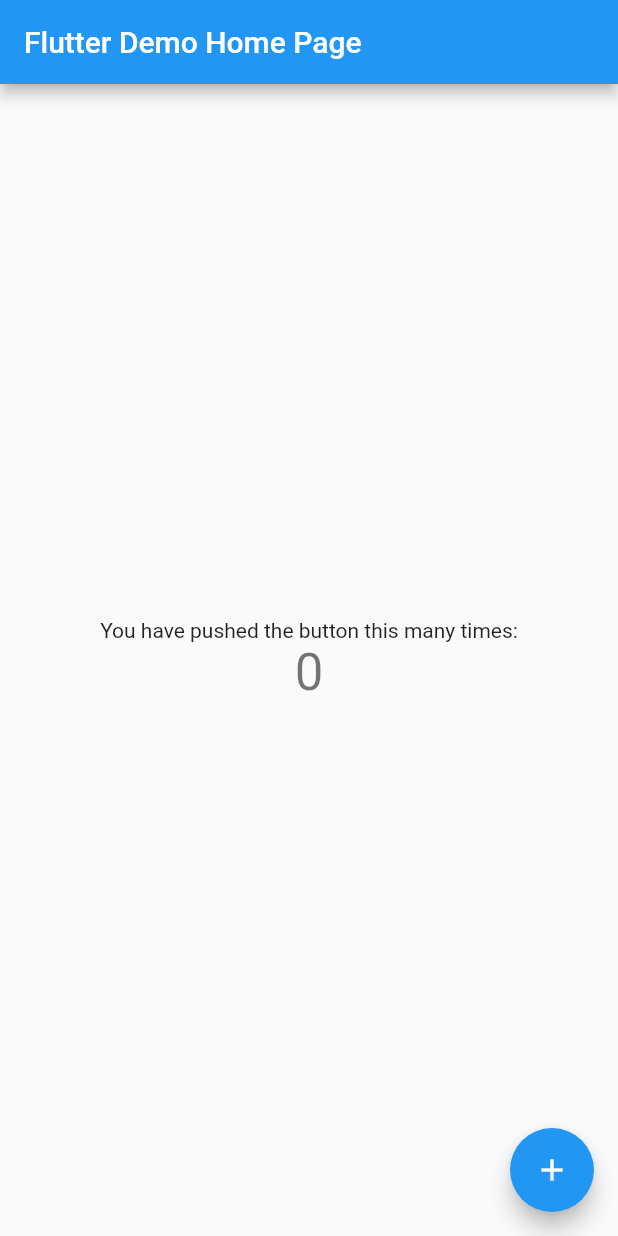
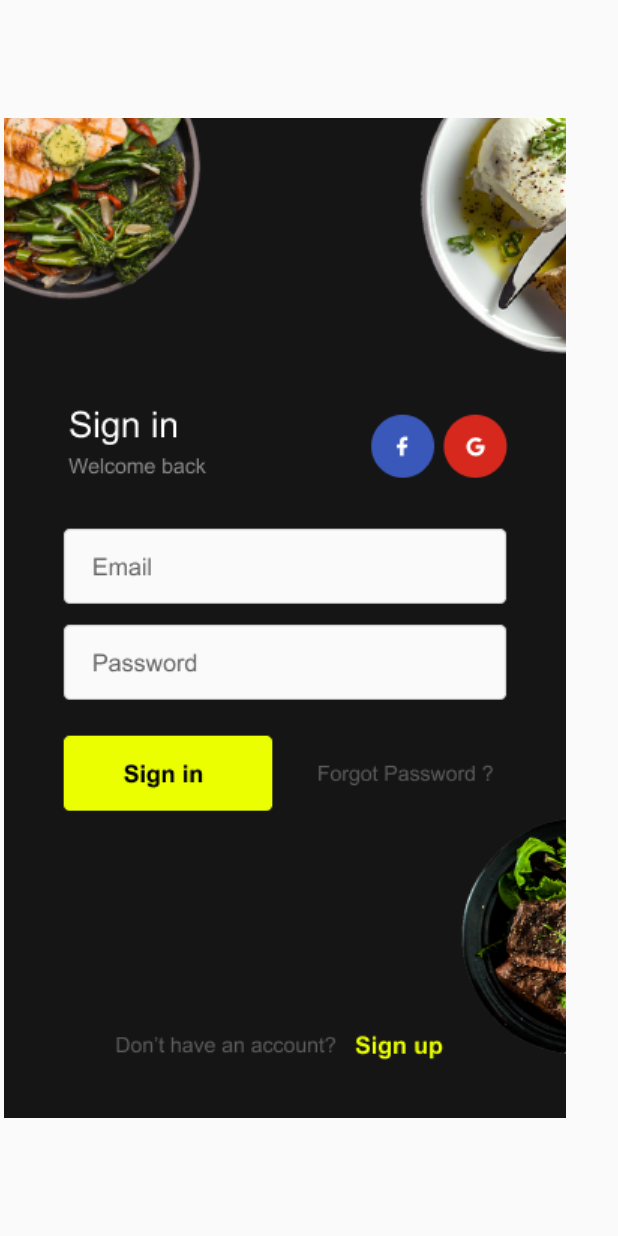
Before and after one commit to gdgsrm/food-ordering-app, a Flutter app: the screen it shows after launch, on a phone screen of 412 x 824 dp. Run offline on Flutter 3.47's test engine with Material 2 defaults, Android fonts, the phone set to English and light mode, and no system bars; our stand-ins replace google_fonts; missing offline and left inert: loading_animations.

Commit message:
ui display

```diff
--- /dev/null
+++ b/lib/login_page.dart
@@ -0,0 +1,32 @@
+import 'package:flutter/material.dart';
+import 'package:loading_animations/loading_animations.dart';
+import 'package:google_fonts/google_fonts.dart';
+
+class LoginPage extends StatefulWidget {
+  @override
+  _LoginPageState createState() => _LoginPageState();
+}
+
+class _LoginPageState extends State<LoginPage> {
+
+  final _formKey = new GlobalKey<FormState>();
+
+
+  @override
+  Widget build(BuildContext context) {
+    AssetImage assetImage = AssetImage("images/Sign_In_page_Dark.png");
+    Image image = Image(image: assetImage, width: 380, height: 1000.0);
+    return Scaffold(
+      body: Stack(children: <Widget>[
+        Container(
+          child: image,
+        ),
+        /*SizedBox(height: 60),*/
+        Container(
+          //child: _signInButton(),
+        ),
+      ]),
+    );
+
+  }
+}
--- a/lib/main.dart
+++ b/lib/main.dart
@@ -1,74 +1,16 @@
 import 'package:flutter/material.dart';
+import 'package:food_ordering_app/login_page.dart';
 
 void main() {
   runApp(MyApp());
 }
 
 class MyApp extends StatelessWidget {
-  // This widget is the root of your application.
   @override
   Widget build(BuildContext context) {
     return MaterialApp(
-      title: 'Flutter Demo',
-      theme: ThemeData(
-
-        primarySwatch: Colors.blue,
-
-        visualDensity: VisualDensity.adaptivePlatformDensity,
-      ),
-      home: MyHomePage(title: 'Flutter Demo Home Page'),
+      home: LoginPage(),
+      debugShowCheckedModeBanner: false,
     );
   }
 }
-
-class MyHomePage extends StatefulWidget {
-  MyHomePage({Key key, this.title}) : super(key: key);
-
-
-  final String title;
-
-  @override
-  _MyHomePageState createState() => _MyHomePageState();
-}
-
-class _MyHomePageState extends State<MyHomePage> {
-  int _counter = 0;
-
-  void _incrementCounter() {
-    setState(() {
-
-      _counter++;
-    });
-  }
-
-  @override
-  Widget build(BuildContext context) {
-
-    return Scaffold(
-      appBar: AppBar(
-
-        title: Text(widget.title),
-      ),
-      body: Center(
-
-        child: Column(
-          mainAxisAlignment: MainAxisAlignment.center,
-          children: <Widget>[
-            Text(
-              'You have pushed the button this many times:',
-            ),
-            Text(
-              '$_counter',
-              style: Theme.of(context).textTheme.headline4,
-            ),
-          ],
-        ),
-      ),
-      floatingActionButton: FloatingActionButton(
-        onPressed: _incrementCounter,
-        tooltip: 'Increment',
-        child: Icon(Icons.add),
-      ),
-    );
-  }
-}
--- a/pubspec.yaml
+++ b/pubspec.yaml
@@ -28,6 +28,8 @@ dependencies:
   # The following adds the Cupertino Icons font to your application.
   # Use with the CupertinoIcons class for iOS style icons.
   cupertino_icons: ^0.1.3
+  google_fonts: ^0.3.5
+  loading_animations: "^2.1.0"
 
 dev_dependencies:
   flutter_test:
@@ -45,8 +47,8 @@ flutter:
   uses-material-design: true
 
   # To add assets to your application, add an assets section, like this:
-  # assets:
-  #   - images/a_dot_burr.jpeg
+  assets:
+    - images/Sign_In_page_Dark.png
   #   - images/a_dot_ham.jpeg
 
   # An image asset can refer to one or more resolution-specific "variants", see
```
Also changed, not shown: images/Sign_In_page_Dark.png (added), pubspec.lock.
